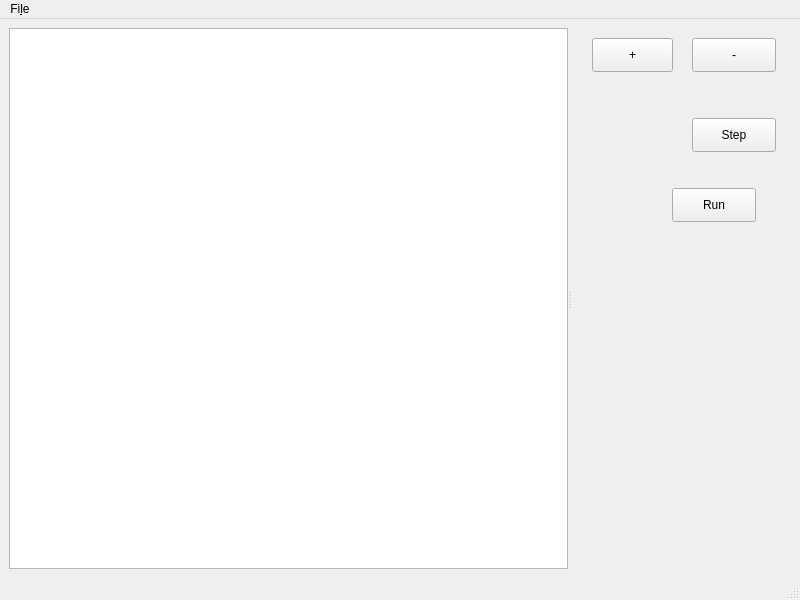
First picture: the form in examples/cellular/MainWindow.ui, repository JanKolomaznik/cugip, before the edit.
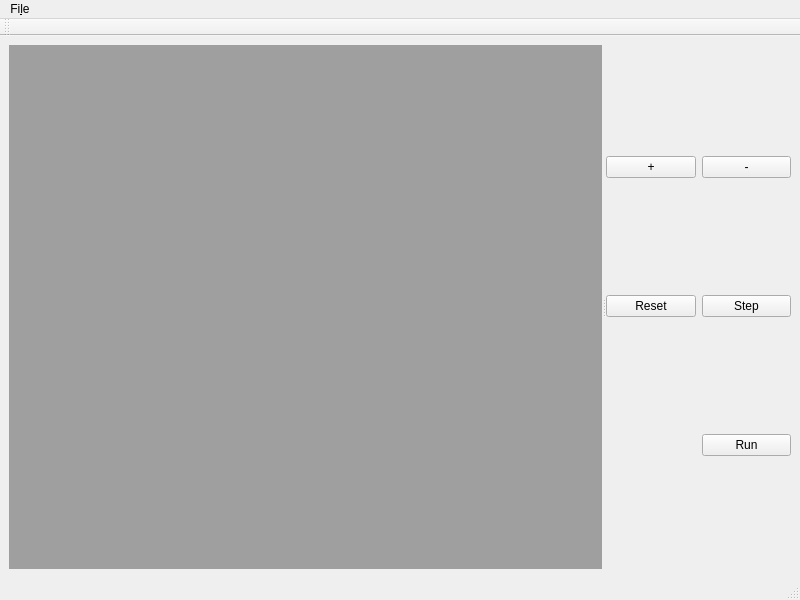
Second picture: the form after the edit.

Diff of the .ui file:
```diff
--- a/examples/cellular/MainWindow.ui
+++ b/examples/cellular/MainWindow.ui
@@ -28,21 +28,20 @@
         </size>
        </property>
        <layout class="QVBoxLayout" name="verticalLayout_2">
+        <property name="leftMargin">
+         <number>0</number>
+        </property>
+        <property name="topMargin">
+         <number>0</number>
+        </property>
+        <property name="rightMargin">
+         <number>0</number>
+        </property>
+        <property name="bottomMargin">
+         <number>0</number>
+        </property>
         <item>
-         <widget class="QGraphicsView" name="mGraphicsView">
-          <property name="backgroundBrush">
-           <brush brushstyle="SolidPattern">
-            <color alpha="255">
-             <red>255</red>
-             <green>255</green>
-             <blue>255</blue>
-            </color>
-           </brush>
-          </property>
-          <property name="dragMode">
-           <enum>QGraphicsView::ScrollHandDrag</enum>
-          </property>
-         </widget>
+         <widget class="QMdiArea" name="mdiArea"/>
         </item>
        </layout>
       </widget>
@@ -53,28 +52,30 @@
          <height>100</height>
         </size>
        </property>
+       <layout class="QGridLayout" name="gridLayout">
+        <item row="0" column="0">
+         <widget class="QPushButton" name="pushButton_3">
+          <property name="text">
+           <string>+</string>
+          </property>
+         </widget>
+        </item>
+        <item row="0" column="1">
+         <widget class="QPushButton" name="pushButton_4">
+          <property name="text">
+           <string>-</string>
+          </property>
+         </widget>
+        </item>
+        <item row="1" column="1">
        <widget class="QPushButton" name="pushButton">
-        <property name="geometry">
-         <rect>
-          <x>120</x>
-          <y>90</y>
-          <width>84</width>
-          <height>34</height>
-         </rect>
-        </property>
         <property name="text">
          <string>Step</string>
         </property>
        </widget>
+        </item>
+        <item row="2" column="1">
        <widget class="QPushButton" name="pushButton_2">
-        <property name="geometry">
-         <rect>
-          <x>100</x>
-          <y>160</y>
-          <width>84</width>
-          <height>34</height>
-         </rect>
-        </property>
         <property name="text">
          <string>Run</string>
         </property>
@@ -85,32 +86,15 @@
          <bool>false</bool>
         </property>
        </widget>
-       <widget class="QPushButton" name="pushButton_3">
-        <property name="geometry">
-         <rect>
-          <x>20</x>
-          <y>10</y>
-          <width>81</width>
-          <height>34</height>
-         </rect>
-        </property>
+        </item>
+        <item row="1" column="0">
+         <widget class="QPushButton" name="pushButton_5">
         <property name="text">
-         <string>+</string>
-        </property>
-       </widget>
-       <widget class="QPushButton" name="pushButton_4">
-        <property name="geometry">
-         <rect>
-          <x>120</x>
-          <y>10</y>
-          <width>84</width>
-          <height>34</height>
-         </rect>
-        </property>
-        <property name="text">
-         <string>-</string>
-        </property>
-       </widget>
+           <string>Reset</string>
+          </property>
+         </widget>
+        </item>
+       </layout>
       </widget>
      </widget>
     </item>
@@ -134,6 +118,17 @@
    <addaction name="menuFile"/>
   </widget>
   <widget class="QStatusBar" name="statusbar"/>
+  <widget class="QToolBar" name="toolBar">
+   <property name="windowTitle">
+    <string>toolBar</string>
+   </property>
+   <attribute name="toolBarArea">
+    <enum>TopToolBarArea</enum>
+   </attribute>
+   <attribute name="toolBarBreak">
+    <bool>false</bool>
+   </attribute>
+  </widget>
   <action name="actionOpen_image">
    <property name="text">
     <string>&amp;Open image ...</string>
```
Left out of the diff: 35 changed lines with no effect on the pictures. Lines whose indentation alone changed are shown as unchanged.
